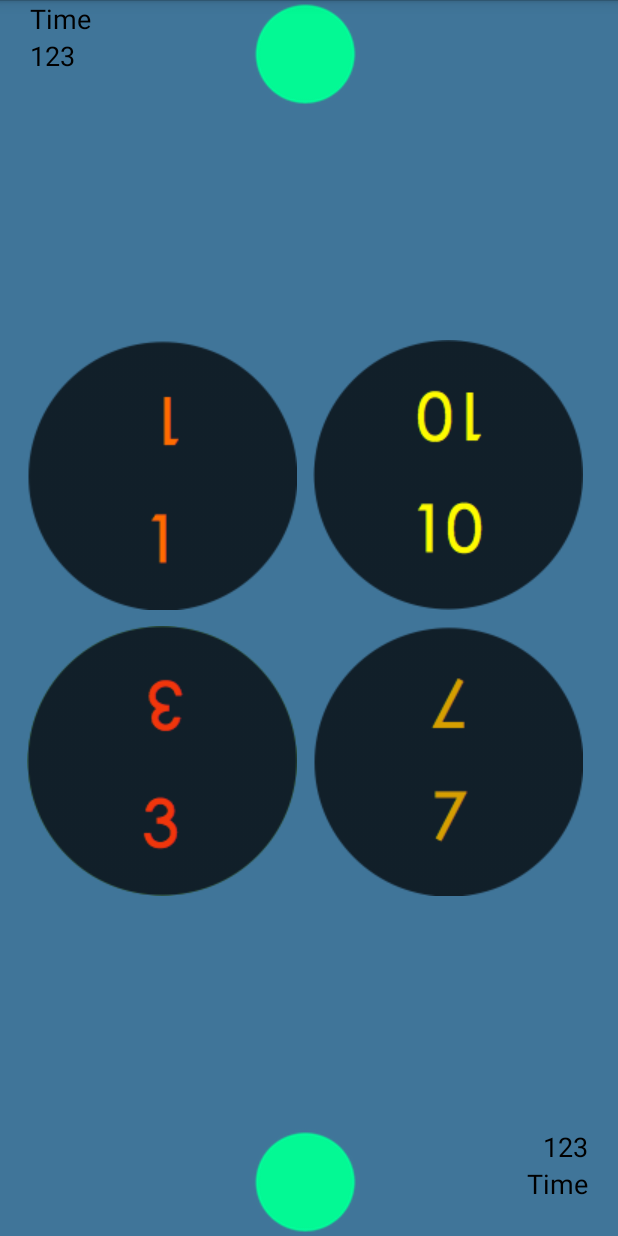
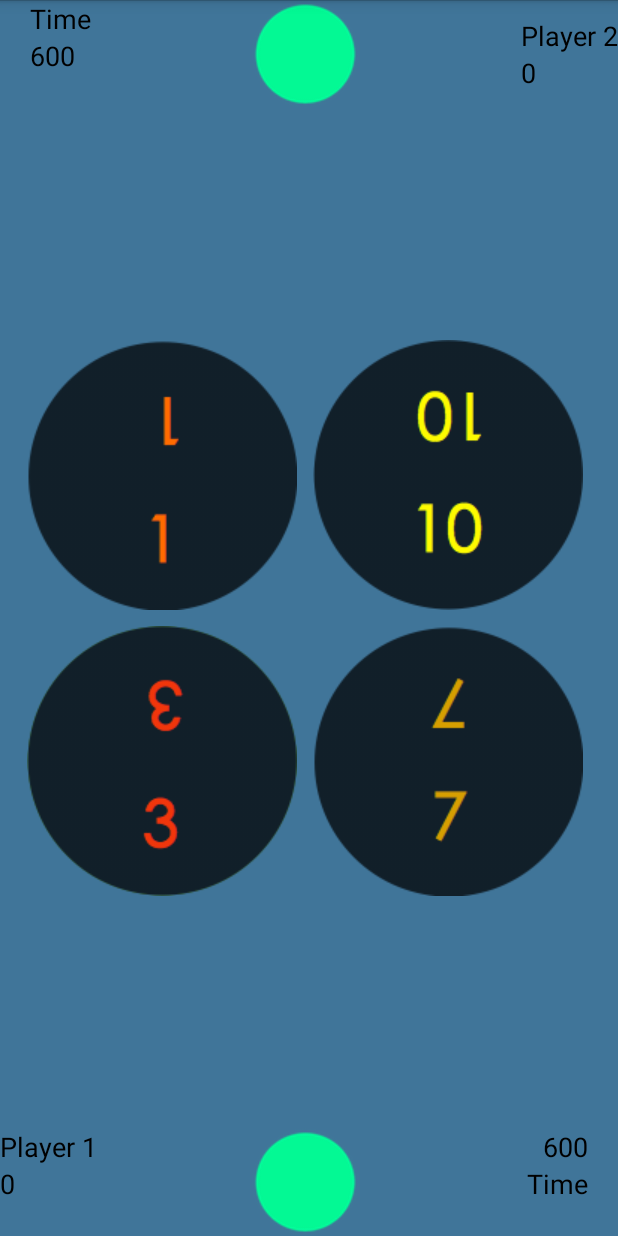
Before and after one commit to tonytamsf/android-Math-Get-To-24, an Android app: the screen it shows after launch (Math24), on a phone screen of 412 x 824 dp. Run offline under Robolectric (Android 15) with nearby library versions, the phone set to English and light mode, and no system bars; 10 statements that could not run were skipped.

Commit message:
- done with dealing cards

```diff
--- a/app/src/main/java/com/wordpress/tonytam/mathgetto24/Math24.java
+++ b/app/src/main/java/com/wordpress/tonytam/mathgetto24/Math24.java
@@ -8,6 +8,9 @@ import android.os.Bundle;
 import android.os.Handler;
 import android.view.MotionEvent;
 import android.view.View;
+import android.widget.Button;
+import android.widget.ImageButton;
+import android.widget.TextView;
 
 
 /**
@@ -47,6 +50,16 @@ public class Math24 extends Activity {
 
     private Math24Game game;
 
+    public TextView
+            player1Timer,
+            player2Timer,
+            player1Score,
+            player2Score;
+
+    public int [] numberDrawables;
+
+    Button numNW, numNE, numSE, numSW;
+
     @Override
     protected void onCreate(Bundle savedInstanceState) {
         super.onCreate(savedInstanceState);
@@ -79,8 +92,45 @@ public class Math24 extends Activity {
             game = new Math24Game();
         }
         game.startGame();
+
+        this.player1Timer = (TextView) findViewById(R.id.player1Timer);
+        this.player2Timer =  (TextView) findViewById(R.id.player2Timer);
+
+        this.numNW = (Button) findViewById(R.id.numNW);
+        this.numNE = (Button) findViewById(R.id.numNE);
+        this.numSE = (Button) findViewById(R.id.numSE);
+        this.numSW = (Button) findViewById(R.id.numSW);
+        this.player1Score = (TextView) findViewById(R.id.player1Score);
+        this.player2Score = (TextView) findViewById(R.id.player2Score);
+
+        this.numberDrawables = new int[36];
+        this.numberDrawables[0] = R.drawable.num_1;
+        this.numberDrawables[1] = R.drawable.num_2;
+        this.numberDrawables[2] = R.drawable.num_3;
+        this.numberDrawables[3] = R.drawable.num_4;
+        this.numberDrawables[4] = R.drawable.num_5;
+        this.numberDrawables[5] = R.drawable.num_6;
+        this.numberDrawables[6] = R.drawable.num_7;
+        this.numberDrawables[7] = R.drawable.num_8;
+        this.numberDrawables[8] = R.drawable.num_9;
+        this.numberDrawables[9] = R.drawable.num_10;
+
+
+        refreshGameUI();
     }
 
+
+    public void refreshGameUI ( ) {
+        this.numNW.setBackgroundResource(this.numberDrawables[game.hand[0].rank]);
+        this.numNE.setBackgroundResource(this.numberDrawables[game.hand[1].rank]);
+        this.numSW.setBackgroundResource(this.numberDrawables[game.hand[2].rank]);
+        this.numSE.setBackgroundResource(this.numberDrawables[game.hand[3].rank]);
+
+        this.player1Timer.setText( String.valueOf( game.currentGameTime ));
+        this.player2Timer.setText( String.valueOf( game.currentGameTime ));
+        this.player1Score.setText( String.valueOf( game.player1Score ));
+        this.player2Score.setText( String.valueOf( game.player2Score ));
+    }
     @Override
     protected void onPostCreate(Bundle savedInstanceState) {
         super.onPostCreate(savedInstanceState);
@@ -88,7 +138,7 @@ public class Math24 extends Activity {
         // Trigger the initial hide() shortly after the activity has been
         // created, to briefly hint to the user that UI controls
         // are available.
-        delayedHide(100);
+        //delayedHide(100);
     }
 
 
--- a/app/src/main/java/com/wordpress/tonytam/mathgetto24/Math24Game.java
+++ b/app/src/main/java/com/wordpress/tonytam/mathgetto24/Math24Game.java
@@ -1,18 +1,116 @@
 package com.wordpress.tonytam.mathgetto24;
 
-import com.wordpress.tonytam.model.cards.Deck;
+import android.util.Log;
+import android.widget.ImageButton;
+
+import com.wordpress.tonytam.model.cards.PlayingCardEasy24;
+import com.wordpress.tonytam.model.cards.PlayingCardMedium24;
+import com.wordpress.tonytam.model.cards.PlayingCardNoFace;
+import com.wordpress.tonytam.model.cards.PlayingDeck;
+import com.wordpress.tonytam.model.cards.PlayingCard;
+
+import java.lang.reflect.Array;
+
 
 /**
  * Created by tonytam on 6/4/14.
  */
 public class Math24Game {
-    public Deck deck;
+    public PlayingDeck deck;
+
+    public PlayingDeck
+            _easyDeck,
+            _hardDeck,
+            _mediumDeck;
+
+    public int currentGameTime;
+
+    public int
+            player1Score,
+            player2Score;
+
+    public PlayingCard []hand;
 
     Math24Game () {
-        deck = new Deck();
     }
 
+    public void dealHand() {
+
+        for (int i = 0; i <= 3; i++) {
+            hand[i] = this.deck.drawRandomCard();
+            Log.d("Math24Game: card ", hand[i].description());
+        }
+    }
     public void startGame() {
-        deck.drawRandomCard();
+
+        this.currentGameTime = 600;
+        this.player1Score = 0;
+        this.player2Score = 0;
+
+        if (this._hardDeck == null) {
+            this._hardDeck = new PlayingDeck   (new PlayingCardNoFace());
+        }
+
+        if (this._easyDeck == null) {
+            this._easyDeck = new PlayingDeck (new PlayingCardEasy24());
+        }
+
+        if (this._mediumDeck == null) {
+            this._mediumDeck = new PlayingDeck (new PlayingCardMedium24());
+        }
+        this.deck = this._easyDeck;
+
+        this.hand = new PlayingCard[4];
+        this.dealHand();
+
+        /*
+
+        // The valid operators
+        this.plusSel  = @selector(decimalNumberByAdding:);
+        this.minusSel = @selector(decimalNumberBySubtracting:);
+        this.mulSel   = @selector(decimalNumberByMultiplyingBy:);
+        this.divSel   = @selector(decimalNumberByDividingBy:);
+
+        // We will need to loop through the operators/selectors
+        this.selectors = malloc(sizeof(SEL) * 4);
+        this.selectors[0] = this.plusSel;
+        this.selectors[1] = this.minusSel;
+        this.selectors[2] = this.mulSel;
+        this.selectors[3] = this.divSel;
+
+        this.answerOperators = malloc(sizeof(SEL) * 3);
+        this.operatorStrings = [[NSMutableArray alloc] init];
+        this.answerCardArray = [[NSMutableArray alloc] init];
+        this.answerArray = [[NSMutableArray alloc] init];
+
+        // just because it's hard to map SEL, we have the string representations
+        this.operatorChars = [NSArray arrayWithObjects:
+        @"+",
+        @"-",
+        @"×",
+        @"÷",
+                nil];
+
+
+        // Keep track of the UIButtons where the operators are
+        this.operatorLabels2 = [NSArray arrayWithObjects:
+        this.buttonPlus2,
+                this.buttonMinus2,
+                this.buttonMultiplication2,
+                this.buttonDivision2,
+                nil
+        ];
+
+
+        // Deal a new deck of cards
+
+        // Keep track of the labels used to display the status/answers to both players
+        this.labelAnswers = [[NSArray alloc] initWithObjects:this.labelAnswer, this.labelAnswer2, nil];
+
+
+        // Start off with no answer controllers
+        [self showAnswerControllers:FALSE];
+        this.labelMiddleInfo.hidden = TRUE;
+        */
     }
 }
--- a/app/src/main/java/com/wordpress/tonytam/model/cards/Deck.java
+++ b/app/src/main/java/com/wordpress/tonytam/model/cards/Deck.java
@@ -22,15 +22,15 @@ public class Deck <T> {
     public void dealNewDeck() {
 
     }
-    public T drawRandomCard () {
-        T randomCard = null;
+    public PlayingCard drawRandomCard () {
+        PlayingCard randomCard = null;
         Random rand = new Random();
 
         if (this.cards.size() > 0) {
-            int index = rand.nextInt() % this.cards.size();
-            randomCard = (T) this.cards.get(index);
+            int index = java.lang.Math.abs(rand.nextInt() % this.cards.size());
+            randomCard =  (PlayingCard) this.cards.get(index);
             //Log.d("PlayingCard", randomCard.description());
-            this.cards.remove(index);
+            //this.cards.remove(index);
         }
 
         return randomCard;
--- a/app/src/main/java/com/wordpress/tonytam/model/cards/Deck1.java
+++ /dev/null
@@ -1,5 +0,0 @@
-package com.wordpress.tonytam.model.cards;
-
-public class Deck1 {
-
-}
--- a/app/src/main/java/com/wordpress/tonytam/model/cards/PlayingDeck.java
+++ b/app/src/main/java/com/wordpress/tonytam/model/cards/PlayingDeck.java
@@ -4,8 +4,13 @@ package com.wordpress.tonytam.model.cards;
  * Created by tonytam on 6/12/14.
  */
 public class PlayingDeck extends Deck {
+
+    public PlayingDeck (PlayingCard prototypeCard) {
+        super();
+        init(prototypeCard);
+    }
     // build a new playing deck of cards
-    PlayingDeck init (PlayingCard prototypeCard) {
+    public PlayingDeck init (PlayingCard prototypeCard) {
         String suit;
         String [] suits = PlayingCard.validSuits();
         Class c = prototypeCard.getClass();
@@ -21,7 +26,7 @@ public class PlayingDeck extends Deck {
                     // Whatever dude
                 }
                 card.rank = rank;
-                card.strRank = card.rankStrings()[rank];
+                card.strRank = card.rankStrings()[rank - 1];
                 card.suit = suit;
                 this.addCard(card);
             }
--- a/app/src/main/java/com/wordpress/tonytam/model/cards/playingcard.java
+++ b/app/src/main/java/com/wordpress/tonytam/model/cards/playingcard.java
@@ -39,10 +39,12 @@ public class PlayingCard {
     }
 
     static public int maxRank() {
+
         return (PlayingCard.rankStrings()).length;
     }
 
     public String description() {
+
         return this.suit + " " + this.rank;
     }
 }
--- a/app/src/main/res/layout/activity_math24.xml
+++ b/app/src/main/res/layout/activity_math24.xml
@@ -155,14 +155,38 @@
                         android:layout_height="wrap_content"
                         android:textAppearance="?android:attr/textAppearanceMedium"
                         android:text="Time"
-                        android:id="@+id/textView3" />
+                        android:id="@+id/player2TimerLabel" />
 
                     <TextView
                         android:layout_width="wrap_content"
                         android:layout_height="wrap_content"
                         android:textAppearance="?android:attr/textAppearanceMedium"
                         android:text="123"
-                        android:id="@+id/textView4" />
+                        android:id="@+id/player2Timer" />
+                </LinearLayout>
+
+                <LinearLayout
+                    android:orientation="vertical"
+                    android:layout_width="wrap_content"
+                    android:layout_height="wrap_content"
+                    android:id="@+id/linearLayout"
+                    android:layout_gravity="right|center_vertical">
+
+                    <TextView
+                        android:layout_width="wrap_content"
+                        android:layout_height="wrap_content"
+                        android:textAppearance="?android:attr/textAppearanceMedium"
+                        android:text="Player 2"
+                        android:id="@+id/player2Name" />
+
+                    <TextView
+                        android:layout_width="fill_parent"
+                        android:layout_height="wrap_content"
+                        android:textAppearance="?android:attr/textAppearanceMedium"
+                        android:text="0"
+                        android:id="@+id/player2Score"
+                        android:layout_gravity="center_horizontal"
+                        android:textAlignment="center" />
                 </LinearLayout>
             </FrameLayout>
 
@@ -195,7 +219,7 @@
                         android:layout_height="wrap_content"
                         android:textAppearance="?android:attr/textAppearanceMedium"
                         android:text="123"
-                        android:id="@+id/textView8"
+                        android:id="@+id/player1Timer"
                         android:layout_gravity="right"
                         android:layout_alignParentLeft="true"
                         android:layout_alignParentTop="true" />
@@ -212,6 +236,28 @@
                         android:layout_alignParentLeft="true"
                         android:layout_alignParentTop="true" />
                 </LinearLayout>
+
+                <LinearLayout
+                    android:orientation="vertical"
+                    android:layout_width="wrap_content"
+                    android:layout_height="wrap_content">
+
+                    <TextView
+                        android:layout_width="wrap_content"
+                        android:layout_height="wrap_content"
+                        android:textAppearance="?android:attr/textAppearanceMedium"
+                        android:text="Player 1"
+                        android:id="@+id/textView" />
+
+                    <TextView
+                        android:layout_width="fill_parent"
+                        android:layout_height="wrap_content"
+                        android:textAppearance="?android:attr/textAppearanceMedium"
+                        android:text="0"
+                        android:id="@+id/player1Score"
+                        android:layout_gravity="center_horizontal"
+                        android:textAlignment="center" />
+                </LinearLayout>
             </FrameLayout>
 
         </RelativeLayout>
```
